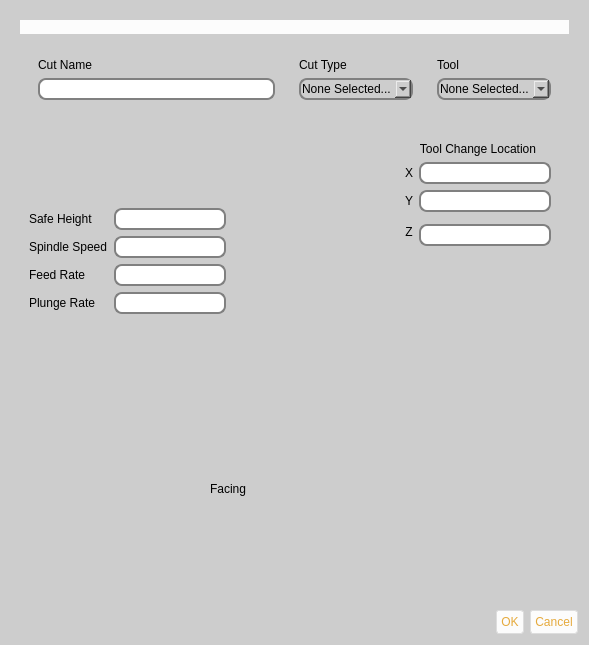
First picture: the form in buildbotics/resources/ui/cut.ui, repository DougCoffland/FreeCADGCodeWB, before the edit.
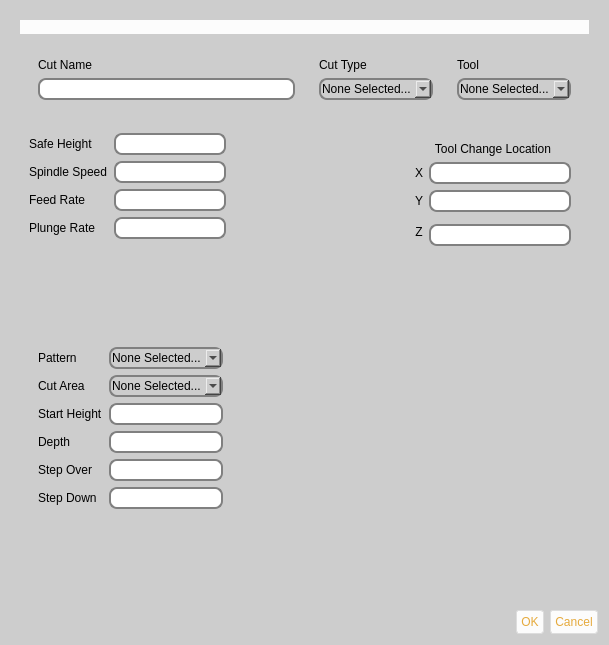
Second picture: the form after the edit. The open tabs and pages were chosen to show the change. Icons and pictures are not drawn.

Commit message: FacingCut framework complete

```diff
--- a/buildbotics/resources/ui/cut.ui
+++ b/buildbotics/resources/ui/cut.ui
@@ -9,7 +9,7 @@
    <rect>
     <x>0</x>
     <y>0</y>
-    <width>589</width>
+    <width>609</width>
     <height>645</height>
    </rect>
   </property>
@@ -253,59 +253,46 @@
         <layout class="QHBoxLayout" name="horizontalLayout">
          <item>
           <layout class="QFormLayout" name="formLayout">
-           <item row="1" column="0">
+           <item row="0" column="0">
             <widget class="QLabel" name="safeHeightL">
              <property name="text">
               <string>Safe Height</string>
              </property>
             </widget>
            </item>
-           <item row="1" column="1">
+           <item row="0" column="1">
             <widget class="QLineEdit" name="safeHeightLE"/>
            </item>
-           <item row="2" column="0">
+           <item row="1" column="0">
             <widget class="QLabel" name="spindleSpeedL">
              <property name="text">
               <string>Spindle Speed</string>
              </property>
             </widget>
            </item>
-           <item row="2" column="1">
+           <item row="1" column="1">
             <widget class="QLineEdit" name="spindleSpeedE"/>
            </item>
-           <item row="3" column="0">
+           <item row="2" column="0">
             <widget class="QLabel" name="feedRateL">
              <property name="text">
               <string>Feed Rate</string>
              </property>
             </widget>
            </item>
-           <item row="3" column="1">
+           <item row="2" column="1">
             <widget class="QLineEdit" name="feedRateE"/>
            </item>
-           <item row="4" column="0">
+           <item row="3" column="0">
             <widget class="QLabel" name="plungeRateL">
              <property name="text">
               <string>Plunge Rate</string>
              </property>
             </widget>
            </item>
-           <item row="4" column="1">
+           <item row="3" column="1">
             <widget class="QLineEdit" name="plungeRateE"/>
            </item>
-           <item row="0" column="1">
-            <spacer name="verticalSpacer">
-             <property name="orientation">
-              <enum>Qt::Vertical</enum>
-             </property>
-             <property name="sizeHint" stdset="0">
-              <size>
-               <width>20</width>
-               <height>40</height>
-              </size>
-             </property>
-            </spacer>
-           </item>
           </layout>
          </item>
          <item>
@@ -862,19 +849,155 @@
          </layout>
         </widget>
         <widget class="QWidget" name="page_3">
-         <widget class="QLabel" name="label_19">
-          <property name="geometry">
-           <rect>
-            <x>190</x>
-            <y>150</y>
-            <width>67</width>
-            <height>19</height>
-           </rect>
-          </property>
-          <property name="text">
-           <string>Facing</string>
-          </property>
-         </widget>
+         <layout class="QHBoxLayout" name="horizontalLayout_8">
+          <item>
+           <widget class="QFrame" name="frame_23">
+            <property name="frameShape">
+             <enum>QFrame::StyledPanel</enum>
+            </property>
+            <property name="frameShadow">
+             <enum>QFrame::Raised</enum>
+            </property>
+            <layout class="QHBoxLayout" name="horizontalLayout_11">
+             <item>
+              <layout class="QFormLayout" name="formLayout_2">
+               <item row="0" column="0">
+                <widget class="QLabel" name="facePatternL">
+                 <property name="text">
+                  <string>Pattern</string>
+                 </property>
+                </widget>
+               </item>
+               <item row="0" column="1">
+                <widget class="QComboBox" name="facePatternCB">
+                 <property name="sizePolicy">
+                  <sizepolicy hsizetype="Expanding" vsizetype="Fixed">
+                   <horstretch>0</horstretch>
+                   <verstretch>0</verstretch>
+                  </sizepolicy>
+                 </property>
+                 <item>
+                  <property name="text">
+                   <string>None Selected...</string>
+                  </property>
+                 </item>
+                 <item>
+                  <property name="text">
+                   <string>Zig Zag</string>
+                  </property>
+                 </item>
+                 <item>
+                  <property name="text">
+                   <string>Along X</string>
+                  </property>
+                 </item>
+                 <item>
+                  <property name="text">
+                   <string>Along Y</string>
+                  </property>
+                 </item>
+                 <item>
+                  <property name="text">
+                   <string>Circular</string>
+                  </property>
+                 </item>
+                </widget>
+               </item>
+               <item row="1" column="0">
+                <widget class="QLabel" name="faceCutAreaL">
+                 <property name="text">
+                  <string>Cut Area</string>
+                 </property>
+                </widget>
+               </item>
+               <item row="1" column="1">
+                <widget class="QComboBox" name="faceCutAreaCB">
+                 <item>
+                  <property name="text">
+                   <string>None Selected...</string>
+                  </property>
+                 </item>
+                </widget>
+               </item>
+               <item row="3" column="0">
+                <widget class="QLabel" name="faceDepthL">
+                 <property name="text">
+                  <string>Depth</string>
+                 </property>
+                </widget>
+               </item>
+               <item row="3" column="1">
+                <widget class="QLineEdit" name="faceDepthE">
+                 <property name="sizePolicy">
+                  <sizepolicy hsizetype="Preferred" vsizetype="Fixed">
+                   <horstretch>0</horstretch>
+                   <verstretch>0</verstretch>
+                  </sizepolicy>
+                 </property>
+                </widget>
+               </item>
+               <item row="4" column="0">
+                <widget class="QLabel" name="faceStepOverL">
+                 <property name="text">
+                  <string>Step Over</string>
+                 </property>
+                </widget>
+               </item>
+               <item row="4" column="1">
+                <widget class="QLineEdit" name="faceStepOverE"/>
+               </item>
+               <item row="5" column="0">
+                <widget class="QLabel" name="faceStepDownL">
+                 <property name="text">
+                  <string>Step Down</string>
+                 </property>
+                </widget>
+               </item>
+               <item row="5" column="1">
+                <widget class="QLineEdit" name="faceStepDownE"/>
+               </item>
+               <item row="2" column="0">
+                <widget class="QLabel" name="faceStartHeightL">
+                 <property name="text">
+                  <string>Start Height</string>
+                 </property>
+                </widget>
+               </item>
+               <item row="2" column="1">
+                <widget class="QLineEdit" name="faceStartHeightE"/>
+               </item>
+              </layout>
+             </item>
+             <item>
+              <spacer name="horizontalSpacer_4">
+               <property name="orientation">
+                <enum>Qt::Horizontal</enum>
+               </property>
+               <property name="sizeHint" stdset="0">
+                <size>
+                 <width>40</width>
+                 <height>20</height>
+                </size>
+               </property>
+              </spacer>
+             </item>
+             <item>
+              <spacer name="horizontalSpacer_3">
+               <property name="orientation">
+                <enum>Qt::Horizontal</enum>
+               </property>
+               <property name="sizeHint" stdset="0">
+                <size>
+                 <width>143</width>
+                 <height>20</height>
+                </size>
+               </property>
+              </spacer>
+             </item>
+            </layout>
+           </widget>
+          </item>
+         </layout>
         </widget>
         <widget class="QWidget" name="page_4">
          <widget class="QWidget" name="gridLayoutWidget">
```
Left out of the diff: 52 changed lines with no effect on the pictures. The commit also changes 6 other files.
